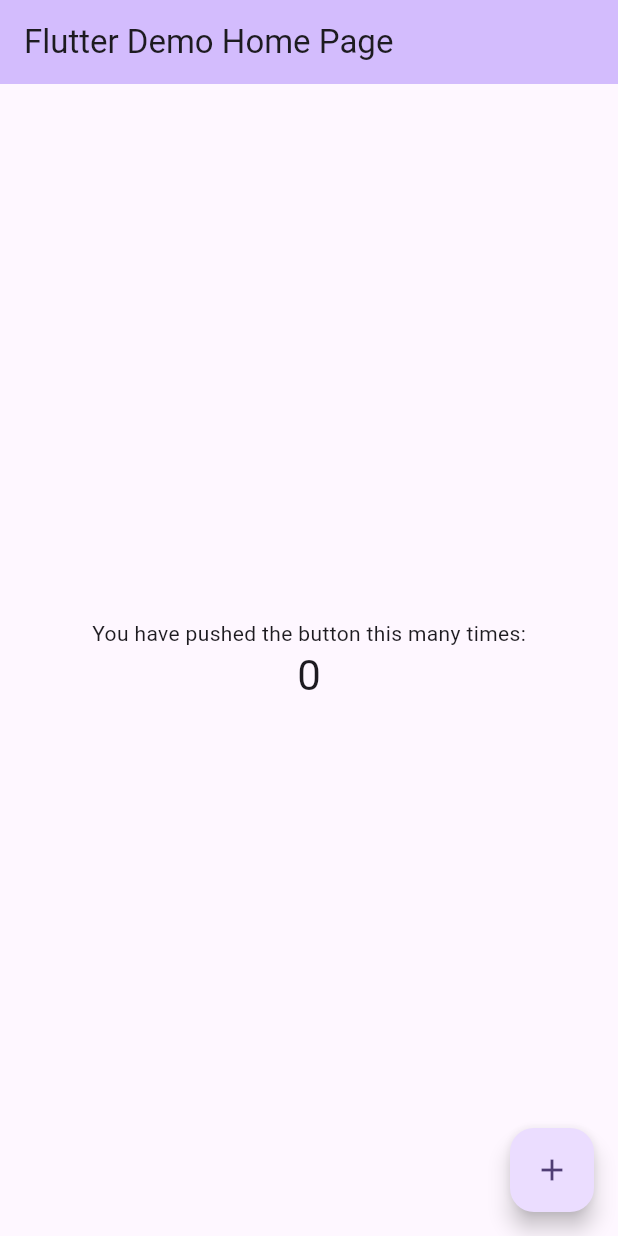
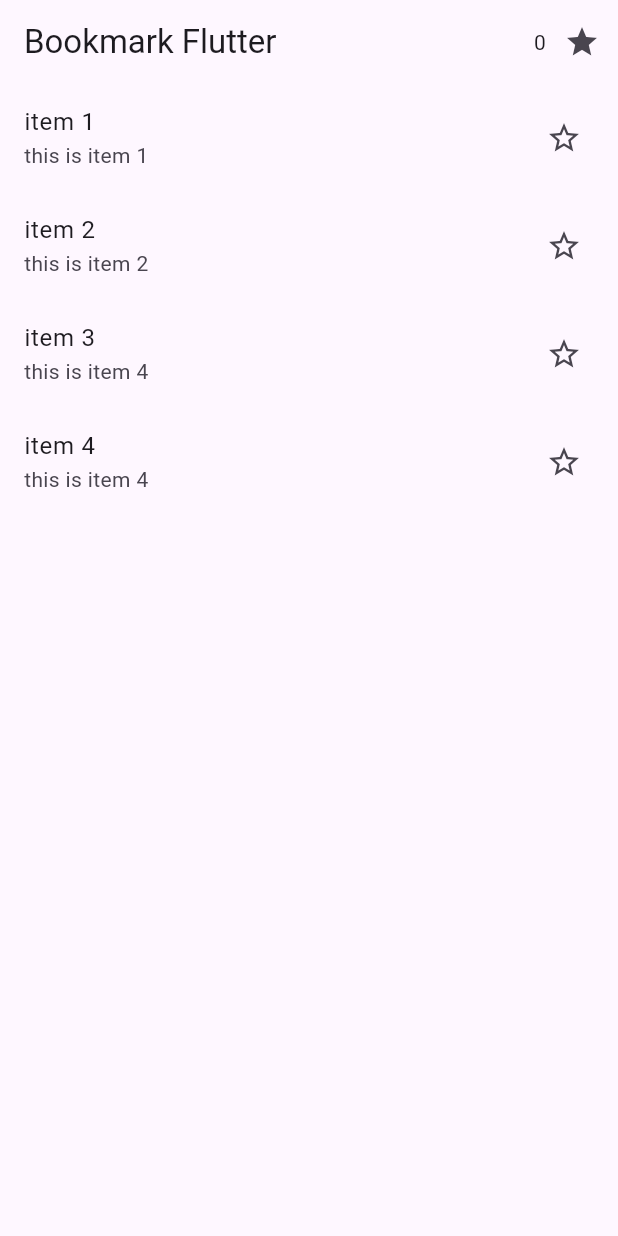
Before and after one commit to NAW-KHU/save_bookmark, a Flutter app: the screen it shows after launch, on a phone screen of 412 x 824 dp. Run offline on Flutter 3.47's test engine with Material 3 defaults, Android fonts, the phone set to English and light mode, and no system bars; missing offline and left inert: dart:js.

Commit message:
modified files

```diff
--- /dev/null
+++ b/lib/bookmark/home_page.dart
@@ -0,0 +1,107 @@
+import 'dart:js';
+
+import 'package:flutter/foundation.dart';
+import 'package:flutter/material.dart';
+import 'package:provider/provider.dart';
+import 'package:save_bookmark_app/model/items_model.dart';
+
+import 'package:save_bookmark_app/bookmark/bookmarks_page.dart';
+import 'package:save_bookmark_app/provider/bookmark_provider.dart';
+import 'package:save_bookmark_app/provider/bookmark_provider.dart';
+
+class HomePage extends StatefulWidget {
+  const HomePage({super.key});
+
+  @override
+  State<HomePage> createState() => _HomePageState();
+}
+
+class _HomePageState extends State<HomePage> {
+  List itemsList = [
+    {
+      'title': 'item 1',
+      'subtitle': 'this is item 1',
+      'status': 'false',
+    },
+    {
+      'title': 'item 2',
+      'subtitle': 'this is item 2',
+      'status': 'false',
+    },
+    {
+      'title': 'item 3',
+      'subtitle': 'this is item 4',
+      'status': 'false',
+    },
+    {
+      'title': 'item 4',
+      'subtitle': 'this is item 4',
+      'status': 'false',
+    }
+  ];
+
+  @override
+  Widget build(BuildContext context) {
+    var bookmarkBloc = Provider.of<BookmarkBloc>(context);
+    return Scaffold(
+      appBar: AppBar(
+        title: const Text("Bookmark Flutter"),
+        actions: [
+          Row(
+            children: [
+              Text(bookmarkBloc.count.toString()),
+              IconButton(
+                  onPressed: () {
+                    Navigator.push(
+                        context,
+                        MaterialPageRoute(
+                            builder: ((context) => const BookmarkPage())));
+                  },
+                  icon: const Icon(Icons.star))
+            ],
+          ),
+        ],
+      ),
+      body: SingleChildScrollView(
+        child: Column(
+          children: [
+            ListView.builder(
+                shrinkWrap: true,
+                physics: const NeverScrollableScrollPhysics(),
+                itemCount: itemsList.length,
+                itemBuilder: (context, index) {
+                  return ListTile(
+                    onTap: () {
+                      bookmarkBloc.addCount();
+                      ItemModel itemModel = ItemModel(
+                        title: itemsList[index]['title'],
+                        subTitle: itemsList[index]['subtitle'],
+                      );
+
+                      bookmarkBloc.addItems(itemModel);
+
+                      if (kDebugMode) {
+                        print(bookmarkBloc.items[index].title);
+                        print(bookmarkBloc.items.length);
+                      }
+
+                      setState(() {
+                        itemsList[index]['status'] = "true";
+                      });
+                    },
+                    title: Text(itemsList[index]['title']),
+                    subtitle: Text(itemsList[index]['subtitle']),
+                    trailing: itemsList[index]['status'] == "false"
+                              ? const Icon(Icons.star_border)
+                              : const Icon(
+                                Icons.star,
+                                color: Colors.blue,
+                                ),
+                  );
+                })
+          ],
+        ),
+      ),
+    );
+  }
+}
--- a/lib/main.dart
+++ b/lib/main.dart
@@ -1,125 +1,23 @@
 import 'package:flutter/material.dart';
+import 'package:provider/provider.dart';
+import 'package:save_bookmark_app/bookmark/home_page.dart';
+import 'package:save_bookmark_app/provider/bookmark_provider.dart';
 
-void main() {
-  runApp(const MyApp());
-}
+void main() => runApp(ChangeNotifierProvider(
+  create: (context) => BookmarkBloc(),
+  child:const MyApp(),
+  ));
+
 
  class MyApp extends StatelessWidget {
    const MyApp({super.key});
 
-  // This widget is the root of your application.
    @override
    Widget build(BuildContext context) {
-    return MaterialApp(
-      title: 'Flutter Demo',
-      theme: ThemeData(
-        // This is the theme of your application.
-        //
-        // TRY THIS: Try running your application with "flutter run". You'll see
-        // the application has a purple toolbar. Then, without quitting the app,
-        // try changing the seedColor in the colorScheme below to Colors.green
-        // and then invoke "hot reload" (save your changes or press the "hot
-        // reload" button in a Flutter-supported IDE, or press "r" if you used
-        // the command line to start the app).
-        //
-        // Notice that the counter didn't reset back to zero; the application
-        // state is not lost during the reload. To reset the state, use hot
-        // restart instead.
-        //
-        // This works for code too, not just values: Most code changes can be
-        // tested with just a hot reload.
-        colorScheme: ColorScheme.fromSeed(seedColor: Colors.deepPurple),
-        useMaterial3: true,
-      ),
-      home: const MyHomePage(title: 'Flutter Demo Home Page'),
+     return const MaterialApp(
+      home: HomePage(),
+      debugShowCheckedModeBanner: false,
+      title: "Bookmark Flutter",
      );
    }
  }
-
-class MyHomePage extends StatefulWidget {
-  const MyHomePage({super.key, required this.title});
-
-  // This widget is the home page of your application. It is stateful, meaning
-  // that it has a State object (defined below) that contains fields that affect
-  // how it looks.
-
-  // This class is the configuration for the state. It holds the values (in this
-  // case the title) provided by the parent (in this case the App widget) and
-  // used by the build method of the State. Fields in a Widget subclass are
-  // always marked "final".
-
-  final String title;
-
-  @override
-  State<MyHomePage> createState() => _MyHomePageState();
-}
-
-class _MyHomePageState extends State<MyHomePage> {
-  int _counter = 0;
-
-  void _incrementCounter() {
-    setState(() {
-      // This call to setState tells the Flutter framework that something has
-      // changed in this State, which causes it to rerun the build method below
-      // so that the display can reflect the updated values. If we changed
-      // _counter without calling setState(), then the build method would not be
-      // called again, and so nothing would appear to happen.
-      _counter++;
-    });
-  }
-
-  @override
-  Widget build(BuildContext context) {
-    // This method is rerun every time setState is called, for instance as done
-    // by the _incrementCounter method above.
-    //
-    // The Flutter framework has been optimized to make rerunning build methods
-    // fast, so that you can just rebuild anything that needs updating rather
-    // than having to individually change instances of widgets.
-    return Scaffold(
-      appBar: AppBar(
-        // TRY THIS: Try changing the color here to a specific color (to
-        // Colors.amber, perhaps?) and trigger a hot reload to see the AppBar
-        // change color while the other colors stay the same.
-        backgroundColor: Theme.of(context).colorScheme.inversePrimary,
-        // Here we take the value from the MyHomePage object that was created by
-        // the App.build method, and use it to set our appbar title.
-        title: Text(widget.title),
-      ),
-      body: Center(
-        // Center is a layout widget. It takes a single child and positions it
-        // in the middle of the parent.
-        child: Column(
-          // Column is also a layout widget. It takes a list of children and
-          // arranges them vertically. By default, it sizes itself to fit its
-          // children horizontally, and tries to be as tall as its parent.
-          //
-          // Column has various properties to control how it sizes itself and
-          // how it positions its children. Here we use mainAxisAlignment to
-          // center the children vertically; the main axis here is the vertical
-          // axis because Columns are vertical (the cross axis would be
-          // horizontal).
-          //
-          // TRY THIS: Invoke "debug painting" (choose the "Toggle Debug Paint"
-          // action in the IDE, or press "p" in the console), to see the
-          // wireframe for each widget.
-          mainAxisAlignment: MainAxisAlignment.center,
-          children: <Widget>[
-            const Text(
-              'You have pushed the button this many times:',
-            ),
-            Text(
-              '$_counter',
-              style: Theme.of(context).textTheme.headlineMedium,
-            ),
-          ],
-        ),
-      ),
-      floatingActionButton: FloatingActionButton(
-        onPressed: _incrementCounter,
-        tooltip: 'Increment',
-        child: const Icon(Icons.add),
-      ), // This trailing comma makes auto-formatting nicer for build methods.
-    );
-  }
-}
--- /dev/null
+++ b/lib/model/items_model.dart
@@ -0,0 +1,7 @@
+class ItemModel {
+  String title;
+  String subTitle;
+
+  ItemModel({required this.title,
+  required this.subTitle});
+}
--- /dev/null
+++ b/lib/provider/bookmark_provider.dart
@@ -0,0 +1,25 @@
+import 'package:save_bookmark_app/model/items_model.dart';
+import 'package:flutter/cupertino.dart';
+
+class BookmarkBloc extends ChangeNotifier {
+  int _count = 0;
+  List<ItemModel> items = [];
+
+  void addCount() {
+    _count++;
+    notifyListeners();
+  }
+
+  void addItems(ItemModel data) {
+    items.add(data);
+    notifyListeners();
+  }
+
+  int get count {
+    return _count;
+  }
+  List<ItemModel> get itemList{
+    return items;
+  }
+
+}
--- a/pubspec.yaml
+++ b/pubspec.yaml
@@ -35,6 +35,7 @@ dependencies:
   # The following adds the Cupertino Icons font to your application.
   # Use with the CupertinoIcons class for iOS style icons.
   cupertino_icons: ^1.0.6
+  provider: ^6.1.2
 
 dev_dependencies:
   flutter_test:
```
Also changed, not shown: lib/bookmark/bookmarks_page.dart (added, +39 -0 lines), pubspec.lock. Lines whose indentation alone changed are shown as unchanged.
